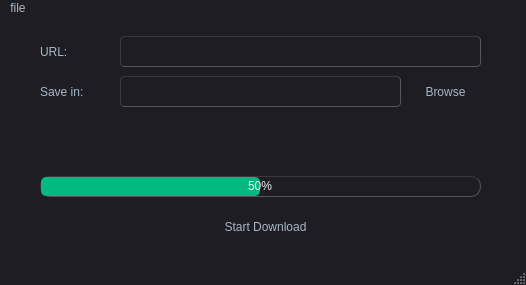
Above: main.ui from AlwaleedAlroomi/Python-Downloader before the change. Below: the same form after it.
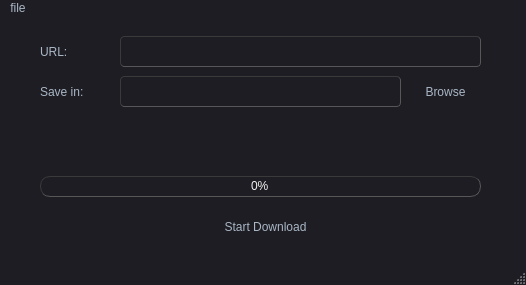
That is the form after the change.

Commit message: run progress bar and fixed some bugs

The edit to the form file:
```diff
--- a/main.ui
+++ b/main.ui
@@ -462,7 +462,7 @@
      </rect>
     </property>
     <property name="value">
-     <number>50</number>
+     <number>0</number>
     </property>
    </widget>
    <widget class="QLabel" name="label">
```
The commit also changes 2 other files.
